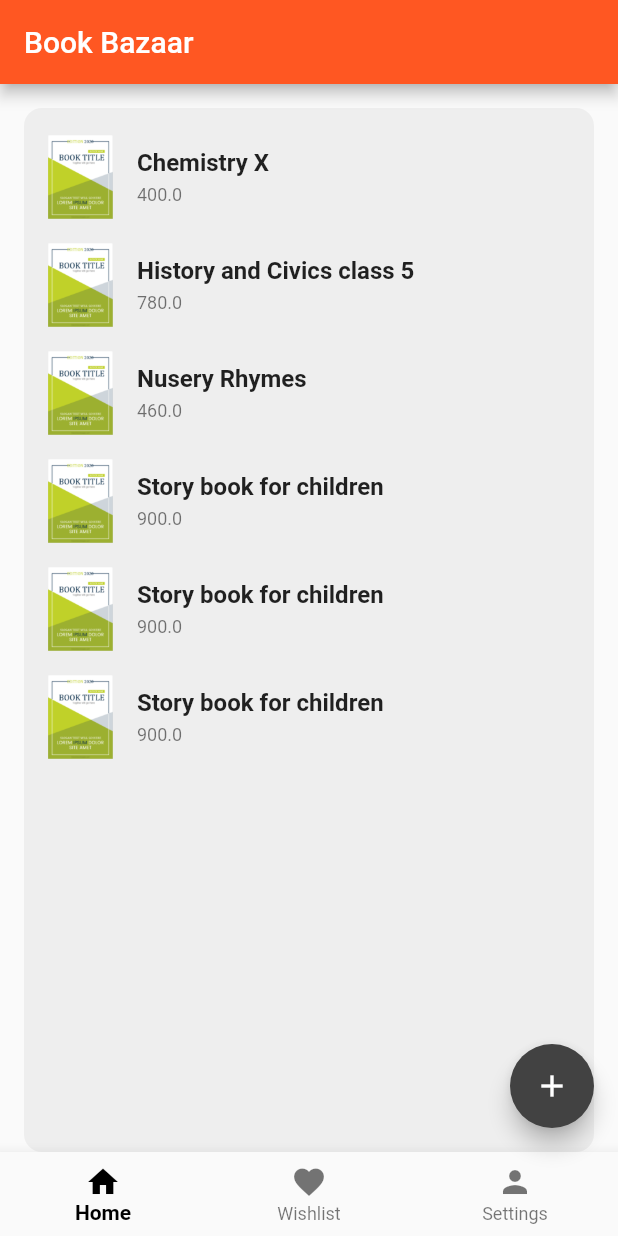
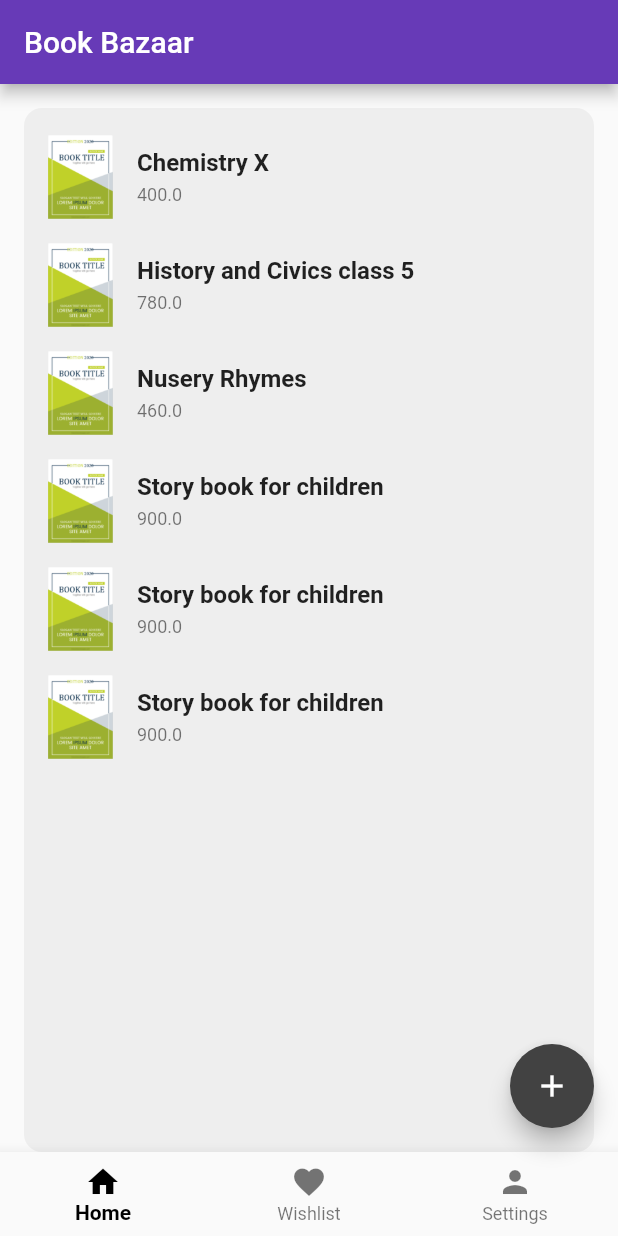
Before and after one commit to shrutikahilale/Book-Bazaar-App, a Flutter app: the screen it shows after launch, on a phone screen of 412 x 824 dp. Run offline on Flutter 3.47's test engine with Material 2 defaults, Android fonts, the phone set to English and light mode, and no system bars.

Commit message:
color changed to purple

```diff
--- a/lib/home.dart
+++ b/lib/home.dart
@@ -31,7 +31,7 @@ class _MyHomePageState extends State<MyHomePage> {
       child: Scaffold(
         appBar: AppBar(
           title: Text(widget.title),
-          backgroundColor: Colors.deepOrange,
+          backgroundColor: Colors.deepPurple,
         ),
         body: Container(
           margin: const EdgeInsets.fromLTRB(16.0, 16.0, 16.0, 0.0),
```
